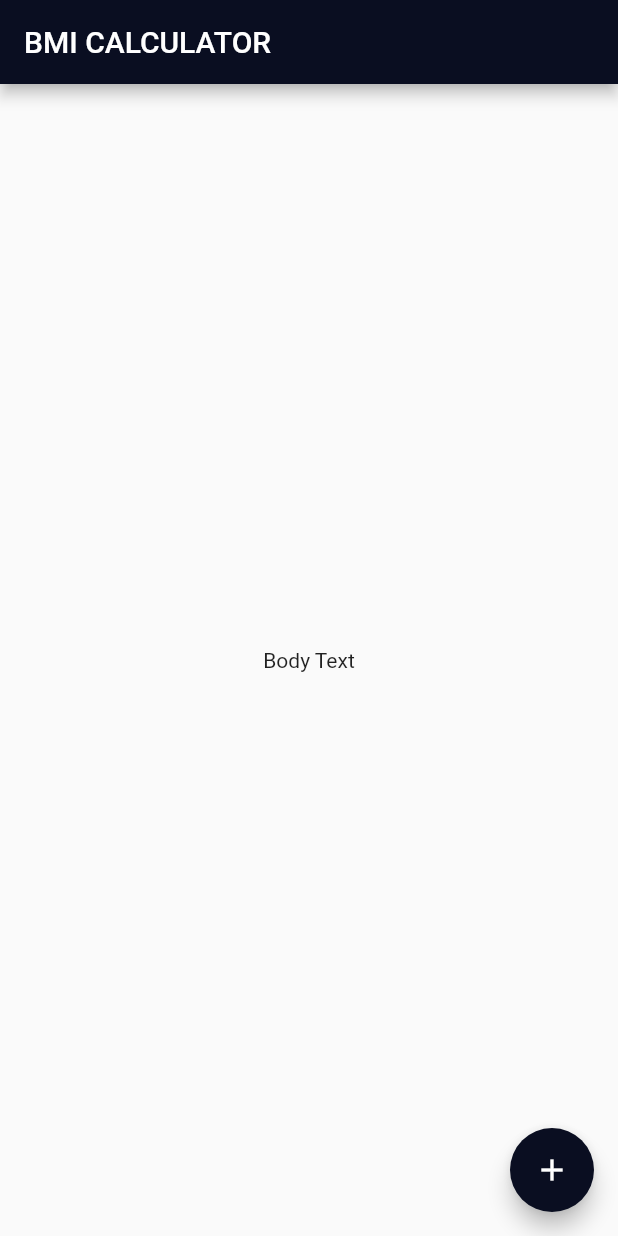
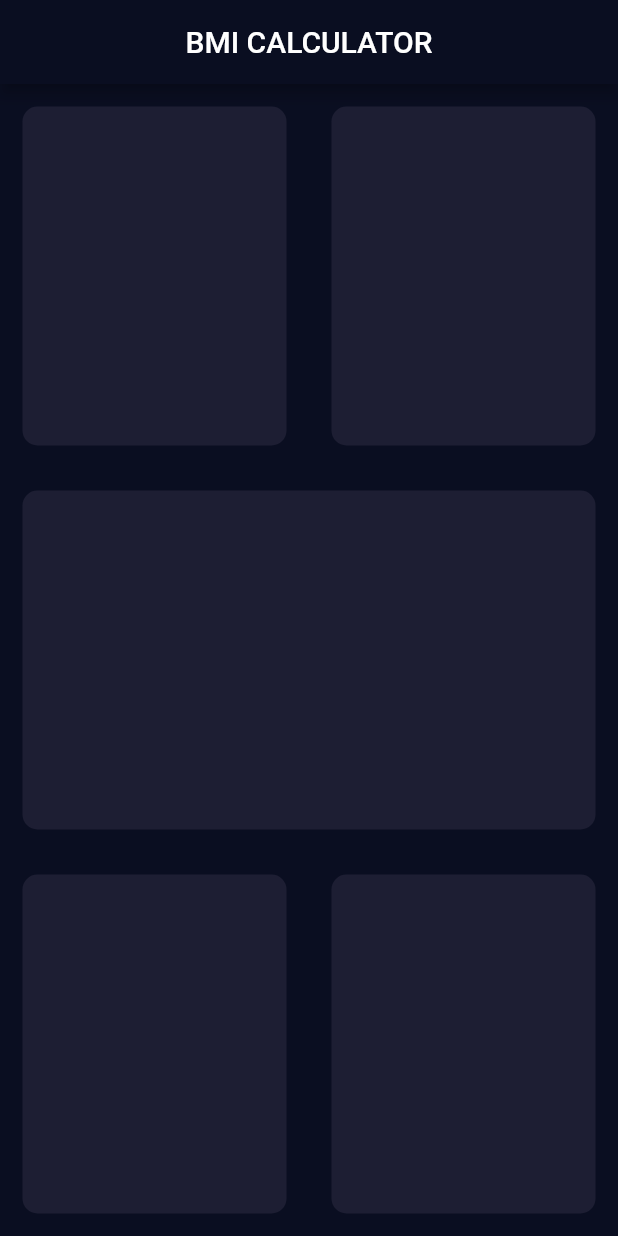
Before and after one commit to vedantkingh/bmi_calculator, a Flutter app: the screen it shows after launch, on a phone screen of 412 x 824 dp. Run offline on Flutter 3.47's test engine with Material 2 defaults, Android fonts, the phone set to English and light mode, and no system bars.

Commit message:
UI Layout

```diff
--- /dev/null
+++ b/lib/input_page.dart
@@ -0,0 +1,62 @@
+import 'package:flutter/material.dart';
+
+class InputPage extends StatefulWidget {
+  @override
+  _InputPageState createState() => _InputPageState();
+}
+
+class _InputPageState extends State<InputPage> {
+  @override
+  Widget build(BuildContext context) {
+    return Scaffold(
+      appBar: AppBar(
+        centerTitle: true,
+        title: Text('BMI CALCULATOR'),
+      ),
+      body: Column(
+        children: [
+          Expanded(child: Row(
+            children: [
+              Expanded(
+                child: ReusableCard(),
+              ),
+              Expanded(
+                child: ReusableCard(),
+              ),
+            ],
+          )),
+          Expanded(
+            child: ReusableCard(),
+          ),
+          Expanded(child: Row(
+            children: [
+              Expanded(
+                child: ReusableCard(),
+              ),
+              Expanded(
+                child: ReusableCard(),
+              ),
+            ],
+          )),
+        ],
+      )
+    );
+  }
+}
+
+class ReusableCard extends StatelessWidget {
+  const ReusableCard({
+    Key? key,
+  }) : super(key: key);
+
+  @override
+  Widget build(BuildContext context) {
+    return Container(
+      margin: EdgeInsets.all(15.0),
+      decoration: BoxDecoration(
+          color: Color(0xFF1D1E33),
+          borderRadius: BorderRadius.circular(10)
+      ),
+    );
+  }
+}
--- a/lib/main.dart
+++ b/lib/main.dart
@@ -1,5 +1,5 @@
-import 'package:flutter/cupertino.dart';
 import 'package:flutter/material.dart';
+import 'input_page.dart';
 
 void main() => runApp(BMICalculator());
 
@@ -8,33 +8,12 @@ class BMICalculator extends StatelessWidget {
   @override
   Widget build(BuildContext context) {
     return MaterialApp(
-      theme: ThemeData(
-        colorScheme: ColorScheme.fromSwatch().copyWith(primary: Color(0xFF0A0E21), secondary: Color(0xFF0A0E21))
+      theme: ThemeData.dark().copyWith(
+        colorScheme: ColorScheme.fromSwatch().copyWith(primary: Color(0xFF0A0E21)),
+        scaffoldBackgroundColor: Color(0xFF0A0E21),
       ),
       home: InputPage(),
+      debugShowCheckedModeBanner: false,
     );
   }
 }
-
-class InputPage extends StatefulWidget {
-  @override
-  _InputPageState createState() => _InputPageState();
-}
-
-class _InputPageState extends State<InputPage> {
-  @override
-  Widget build(BuildContext context) {
-    return Scaffold(
-      appBar: AppBar(
-        title: Text('BMI CALCULATOR'),
-      ),
-      body: Center(
-        child: Text('Body Text'),
-      ),
-      floatingActionButton: FloatingActionButton(
-        onPressed: () {},
-        child: Icon(Icons.add),
-      ),
-    );
-  }
-}
```
